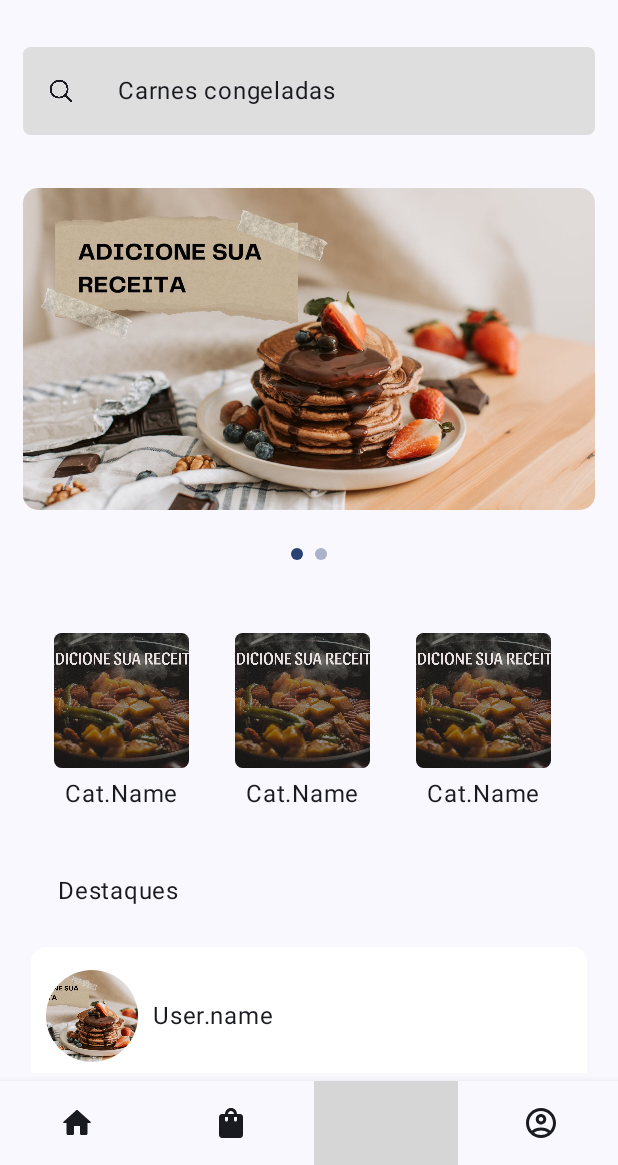
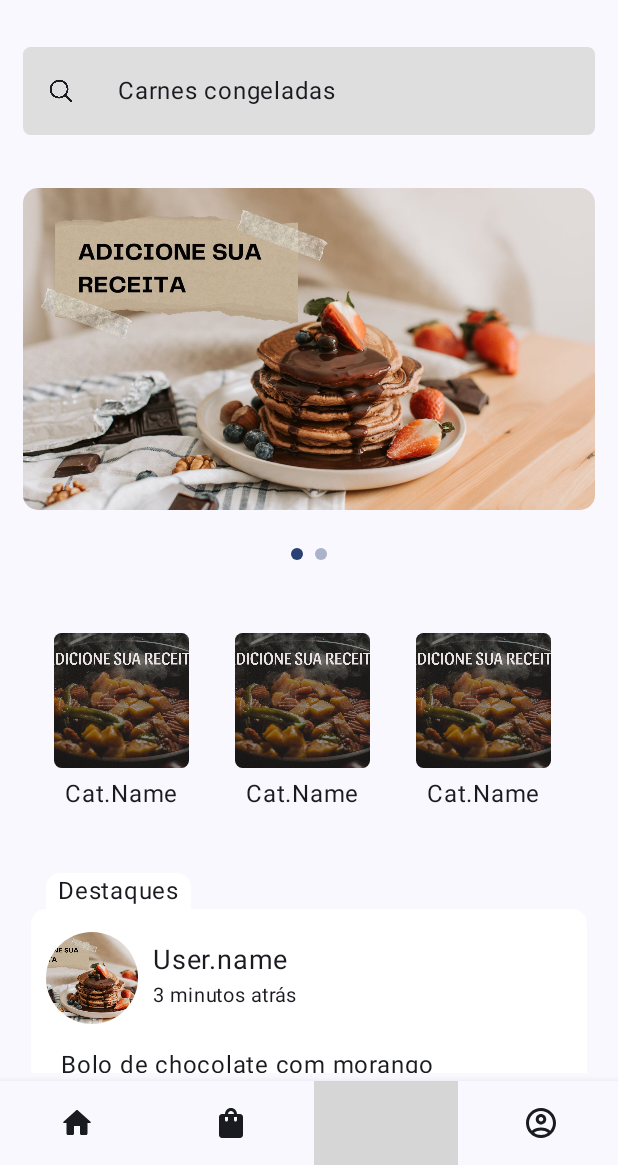
Before and after one commit to cainhooow/NoWaste, an Android app built with Jetpack Compose: the screen it shows after launch (MainActivity), on a phone screen of 412 x 824 dp, the part 71-1236 px from its top. Run offline under Robolectric (Android 15) with nearby library versions, the phone set to English and light mode, and no system bars; our stand-ins replace accompanist; grey boxes are pictures that could not be loaded.

Commit message:
Estilização da seção "Destaques" AppHighlight.kt

```diff
--- a/app/src/main/java/com/drkryz/nowaste/ui/components/main/AppHighlight.kt
+++ b/app/src/main/java/com/drkryz/nowaste/ui/components/main/AppHighlight.kt
@@ -21,6 +21,8 @@ import androidx.compose.ui.draw.clip
 import androidx.compose.ui.layout.ContentScale
 import androidx.compose.ui.res.painterResource
 import androidx.compose.ui.tooling.preview.Preview
+import androidx.compose.ui.unit.TextUnit
+import androidx.compose.ui.unit.TextUnitType
 import androidx.compose.ui.unit.dp
 import com.drkryz.nowaste.HomeUI
 import com.drkryz.nowaste.R
@@ -32,8 +34,10 @@ fun AppHighlightHeader() {
     Box(
         Modifier
             .padding(top = 20.dp, start = 25.dp)
-            .clip(
-                RoundedCornerShape(
+            .background(
+                color = if (!isSystemInDarkTheme()) Light_background_color
+                else MaterialTheme.colorScheme.onBackground,
+                shape = RoundedCornerShape(
                 topStartPercent = 40,
                 topEndPercent = 40,
                 bottomStartPercent = 0,
@@ -46,7 +50,11 @@ fun AppHighlightHeader() {
                 end = 8.dp
             )
     ) {
-        Text(text = "Destaques")
+        Text(
+            text = "Destaques",
+            color = if (!isSystemInDarkTheme()) MaterialTheme.colorScheme.onBackground
+            else MaterialTheme.colorScheme.background
+        )
     }
 }
 
@@ -55,7 +63,7 @@ fun AppHighlights() {
     Column(
         Modifier
             .fillMaxWidth()
-            .padding(start = 15.dp, end = 15.dp, top = 10.dp)
+            .padding(start = 15.dp, end = 15.dp)
     ) {
         AppCardPost()
     }
@@ -66,7 +74,7 @@ fun AppHighlights() {
 fun AppCardPost() {
     Column(
         Modifier
-            .padding(top = 15.dp, bottom = 15.dp)
+            .padding(bottom = 30.dp)
             .background(
                 color = if (!isSystemInDarkTheme()) Light_background_color
                 else MaterialTheme.colorScheme.onBackground,
@@ -75,6 +83,13 @@ fun AppCardPost() {
             .padding(start = 10.dp, end = 10.dp, top = 15.dp, bottom = 15.dp)
             .fillMaxWidth()
     ) {
+        CardMeta()
+        CardBody()
+    }
+}
+
+@Composable
+fun CardMeta() {
     Row(
         verticalAlignment = Alignment.CenterVertically
     ) {
@@ -89,14 +104,28 @@ fun AppCardPost() {
             contentScale = ContentScale.Crop
         )
 
+        Column {
             Text(
                 text = "User.name",
-                Modifier.padding(start = 10.dp),
+                fontSize = TextUnit(18f, TextUnitType.Sp),
+                modifier = Modifier.padding(start = 10.dp),
+                color = if (!isSystemInDarkTheme()) MaterialTheme.colorScheme.onBackground
+                else MaterialTheme.colorScheme.background
+            )
+
+            Text(
+                text = "3 minutos atrás",
+                fontSize = TextUnit(13f, TextUnitType.Sp),
+                modifier = Modifier.padding(start = 10.dp),
                 color = if (!isSystemInDarkTheme()) MaterialTheme.colorScheme.onBackground
                 else MaterialTheme.colorScheme.background
             )
         }
+    }
+}
 
+@Composable
+fun CardBody() {
     Column(
         Modifier
             .padding(top = 15.dp)
@@ -136,7 +165,6 @@ fun AppCardPost() {
         )
     }
 }
-}
 
 @Preview(showBackground = true)
 @Composable
```
Lines whose indentation alone changed are shown as unchanged.
